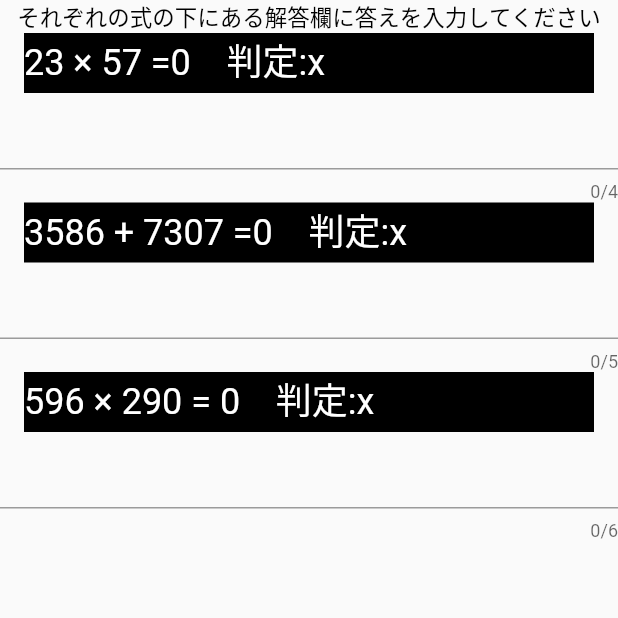
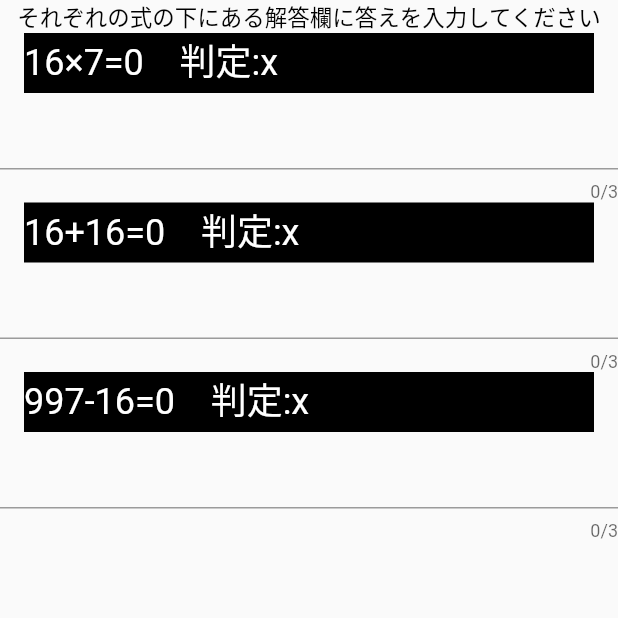
Before and after one commit to konomins/flutter_app1, a Flutter app: the _GamePage screen opened directly, on a phone screen of 412 x 824 dp, the top half of it. Run offline on Flutter 3.47's test engine with Material 2 defaults, Android fonts, the phone set to English and light mode, and no system bars; our stand-ins replace audioplayers.

Commit message:
計算ゲームの計算問題をランダムに作成

```diff
--- a/lib/main.dart
+++ b/lib/main.dart
@@ -87,9 +87,6 @@ class _MyHomePageState extends State<MyHomePage> {
   bool _active5 = false;
   String switch_text5= "設定していません.";
 
-  //ボタンを押すように表示
-  String push_text = '';
-
   void initState() { //現在時刻を取得する関数
     Timer.periodic(
       Duration(seconds: 1),
@@ -112,7 +109,6 @@ class _MyHomePageState extends State<MyHomePage> {
       Navigator.of(context).pushNamed("/subpage");
       switch_text1 = "設定されていません";
       setState(() {
-        push_text = "ストップボタンを押してください";
       });
     }
     else if (switch_text2 == "設定しました" && set_time2 == now_time) {
@@ -121,7 +117,6 @@ class _MyHomePageState extends State<MyHomePage> {
       Navigator.of(context).pushNamed("/subpage");
       switch_text2 = "設定されていません";
       setState(() {
-        push_text = "ストップボタンを押してください";
       });
     }
     else if (switch_text3 == "設定しました" && set_time3 == now_time) {
@@ -130,7 +125,6 @@ class _MyHomePageState extends State<MyHomePage> {
       Navigator.of(context).pushNamed("/subpage");
       switch_text3 = "設定されていません";
       setState(() {
-        push_text = "ストップボタンを押してください";
       });
     }
     else if (switch_text4 == "設定しました" && set_time4 == now_time) {
@@ -139,7 +133,6 @@ class _MyHomePageState extends State<MyHomePage> {
       Navigator.of(context).pushNamed("/subpage");
       switch_text4 = "設定されていません";
       setState(() {
-        push_text = "ストップボタンを押してください";
       });
     }
     else if (switch_text5 == "設定しました" && set_time5 == now_time) {
@@ -148,7 +141,6 @@ class _MyHomePageState extends State<MyHomePage> {
       Navigator.of(context).pushNamed("/subpage");
       switch_text5 = "設定されていません";
       setState(() {
-        push_text = "ストップボタンを押してください";
       });
     }
 
@@ -165,8 +157,6 @@ class _MyHomePageState extends State<MyHomePage> {
   void stop() {
     _player2.stop();
     judge = 0;
-    setState(() { push_text = '';
-    });
   }
 
   //1個目の時間を設定する関数
@@ -472,7 +462,7 @@ class _MyHomePageState extends State<MyHomePage> {
               ),
             ),
             Text(
-              push_text,
+              "ストップボタンを押すと音が止まります",
               style: TextStyle(
                 fontSize: 49.0,
               ),
@@ -521,10 +511,23 @@ class _GamePage extends StatefulWidget {
 class _GamePageState extends State<_GamePage> {
   @override
 
+
+  //問題(乱数)
+  //問1: 2桁×1桁 問2: 2桁+2桁 問3: 3桁-2桁
+  int q1_n1 = Random().nextInt(99);
+  int q1_n2 = Random().nextInt(9);
+
+
+  int q2_n1 = Random().nextInt(99);
+  int q2_n2 = Random().nextInt(99);
+
+  int q3_n1 = Random().nextInt(999);
+  int q3_n2 = Random().nextInt(99);
+
   //回答の入力
-  String _q1 = '0';
-  String _q2 = '0';
-  String _q3 = '0';
+  String _a1 = '0';
+  String _a2 = '0';
+  String _a3 = '0';
 
   //回答の判定
   String answer_judge1 = 'x';
@@ -532,27 +535,25 @@ class _GamePageState extends State<_GamePage> {
   String answer_judge3 = 'x';
 
   //回答
-  String answer1 = '1311';
-  String answer2 = '10893';
-  String answer3 = '172840';
+  String answer1 = '';
+  String answer2 = '';
+  String answer3 = '';
+
 
   //正解個数
   var correct_count = 0;
 
-  //乱数の使用
-  //var random = new Random();
-
-  //乱数
- // var rand = random.nextDouble(33.0);
-
   //1問目を回答する関数
   void _q1Text(String e) {
+    var temp = q1_n1 * q1_n2;
     String judge = 'x';
 
+    //答え判定
+    setState(() {answer1 = temp.toString();});
     //文字の入力を画面に反映
-    setState(() { _q1 = e;});
+    setState(() { _a1 = e;});
     //入力した回答が正解かの判定
-    if (_q1 == answer1){
+    if (_a1 == answer1){
       judge = '〇';
       correct_count++;
     }
@@ -567,10 +568,13 @@ class _GamePageState extends State<_GamePage> {
   //2問目を回答する関数
   void _q2Text(String e) {
     String judge = 'x';
+    var temp = q2_n1 + q2_n2;
 
-    setState(() { _q2 = e;});
+    setState(() {answer2 = temp.toString();});
 
-    if(_q2 == answer2){
+    setState(() { _a2 = e;});
+
+    if(_a2 == answer2){
       judge = '〇';
     }
 
@@ -584,10 +588,14 @@ class _GamePageState extends State<_GamePage> {
   //3問目を回答する関数
   void _q3Text(String e) {
     String judge = 'x';
+    var temp = q3_n1 - q3_n2;
 
-    setState(() { _q3 = e;});
 
-    if(_q3 == answer3){
+    setState(() {answer3 = temp.toString();});
+
+    setState(() { _a3 = e;});
+
+    if(_a3 == answer3){
       judge = '〇';
     }
 
@@ -620,8 +628,8 @@ class _GamePageState extends State<_GamePage> {
                color : Colors.black,
                width: 380.0,
                height: 40.0,
-               child:Text(//2桁×2桁
-                  '23 × 57 =' + _q1 + '    判定:' + answer_judge1,
+               child:Text(//2桁×1桁
+                   q1_n1.toString() + '×' +  q1_n2.toString() + '=' +  _a1 +  '    判定:' + answer_judge1,
                  style: TextStyle(
                    fontSize: 24.0,
                    color: Colors.white,
@@ -630,7 +638,7 @@ class _GamePageState extends State<_GamePage> {
              ),
               new TextField(
                 enabled: true,
-                maxLength: 4,
+                maxLength: 3,
                 maxLengthEnforced: true,
                 style: TextStyle(
                   color:Colors.black,
@@ -640,12 +648,12 @@ class _GamePageState extends State<_GamePage> {
                 maxLines:1,
                 onChanged: _q1Text,
               ),
-              Container(//4桁 + 4桁
+              Container(//2桁 + 2桁
                 color : Colors.black,
                 width: 380.0,
                 height: 40.0,
                 child: Text(
-                  '3586 + 7307 =' + _q2 + '    判定:' + answer_judge2,
+                  q2_n1.toString() + '+' +  q2_n2.toString() + '=' +  _a2 +  '    判定:' + answer_judge2,
                 style: TextStyle(
                   fontSize: 24.0,
                   color:Colors.white,
@@ -655,7 +663,7 @@ class _GamePageState extends State<_GamePage> {
 
               new  TextField(
                 enabled: true,
-                maxLength: 5,
+                maxLength: 3,
                 maxLengthEnforced: true,
                 cursorColor: Colors.red,
                 style: TextStyle(
@@ -670,8 +678,8 @@ class _GamePageState extends State<_GamePage> {
                 color: Colors.black,
                 width: 380.0,
                 height: 40.0,
-                child: Text(//3桁×3桁
-                  '596 × 290 = '+ _q3 + '    判定:' + answer_judge3,
+                child: Text(//3桁-2桁
+                  q3_n1.toString() + '-' +  q3_n2.toString() + '=' +  _a3 +  '    判定:' + answer_judge3,
                   style: TextStyle(
                     fontSize: 24.0,
                     color: Colors.white,
@@ -680,7 +688,7 @@ class _GamePageState extends State<_GamePage> {
               ),
               new TextField(
                 enabled: true,
-                maxLength: 6,
+                maxLength: 3,
                 maxLengthEnforced: true,
                 style: TextStyle(
                   color:Colors.black,
@@ -690,6 +698,9 @@ class _GamePageState extends State<_GamePage> {
                 maxLines:1,
                 onChanged: _q3Text,
               ),
+              Text(
+                answer2,
+              )
           ]
           ),
         ),
```
